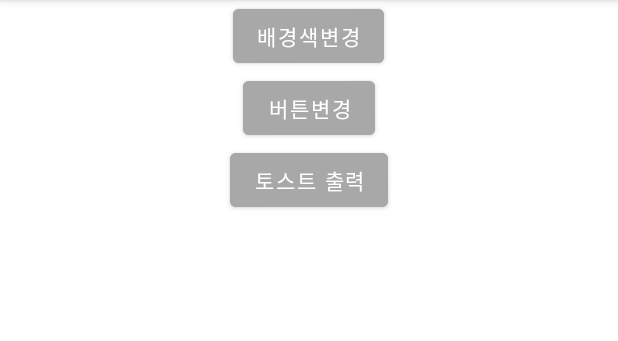
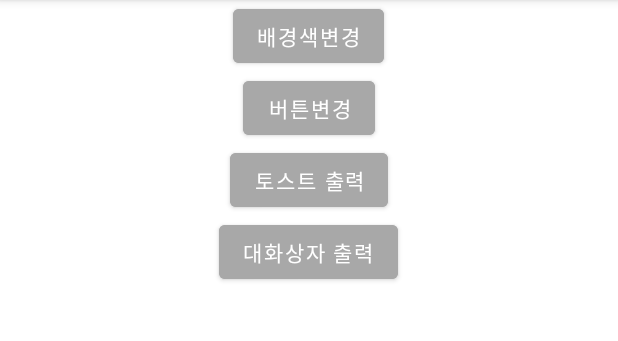
Before and after one commit to seungchae1/Mirim_Project_0726_2, an Android app: the screen it shows after launch (MainActivity), on a phone screen of 412 x 824 dp, the part 84-425 px from its top. Run offline under Robolectric (Android 15) with nearby library versions, the phone set to English and light mode, and no system bars.

Commit message:
대화상자 출력 연습

```diff
--- a/app/src/main/res/layout/activity_main.xml
+++ b/app/src/main/res/layout/activity_main.xml
@@ -27,5 +27,11 @@
         android:layout_height="wrap_content"
         android:backgroundTint="#A8A8A8"
         android:text="토스트 출력"/>
+    <Button
+        android:id="@+id/btn_dialog"
+        android:layout_width="wrap_content"
+        android:layout_height="wrap_content"
+        android:backgroundTint="#A8A8A8"
+        android:text="대화상자 출력"/>
 
 </LinearLayout>
```
Also changed, not shown: app/src/main/java/kr/hs/emirim/s2125/mirim_project_0726_2/MainActivity.java (+22 -0 lines), app/src/main/res/drawable/icon.jpg (added).
